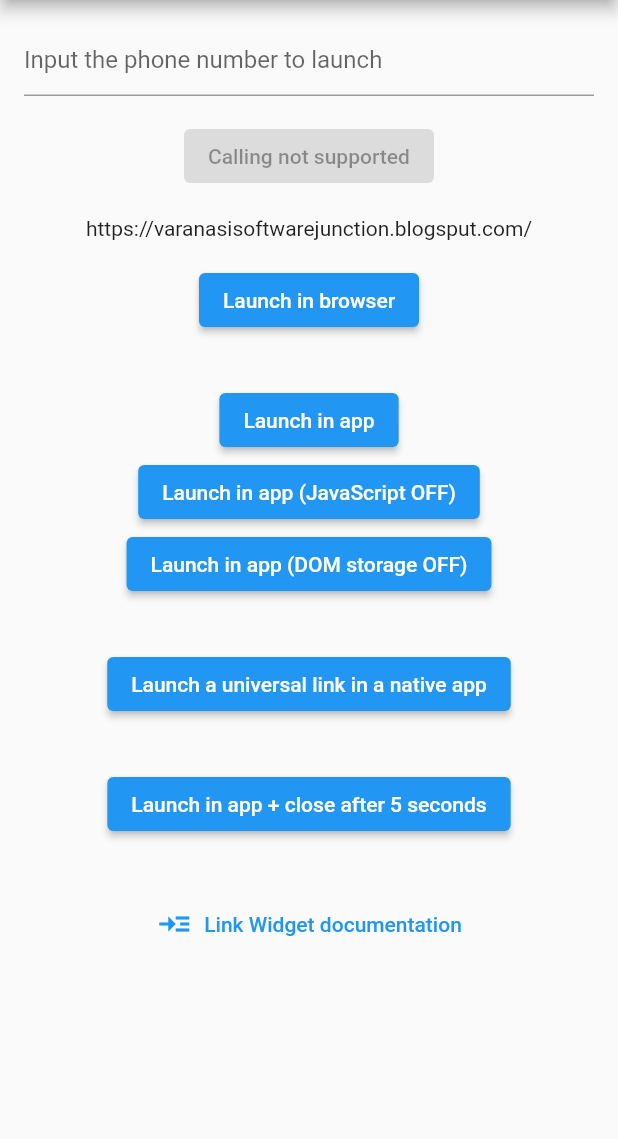
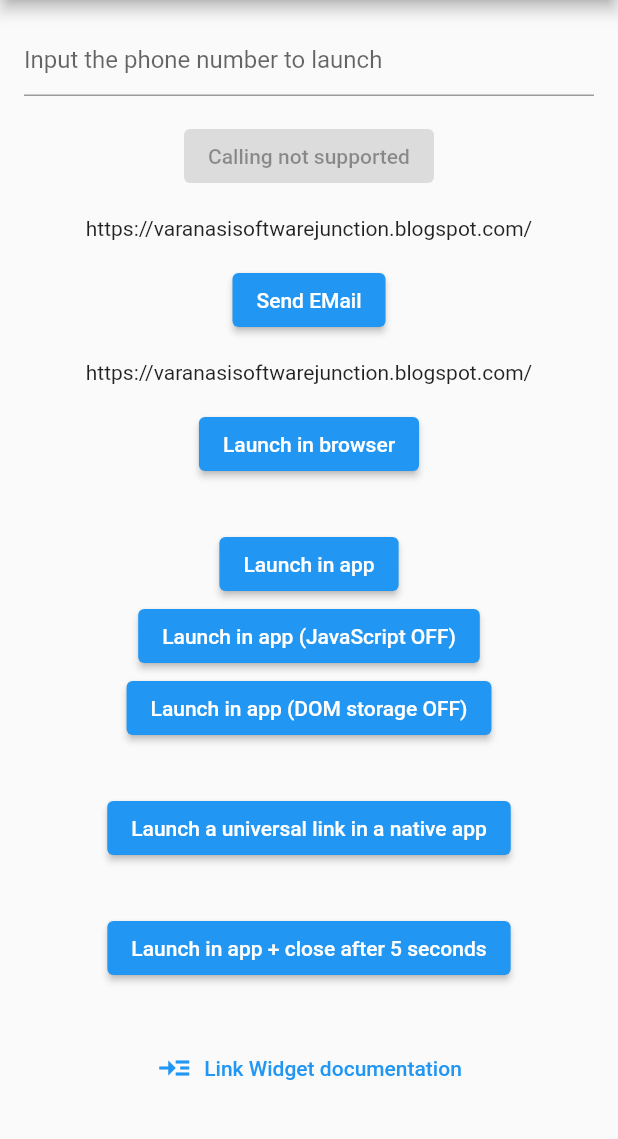
Before and after one commit to Varanasi-Software-Junction/VSJ-URL-Launcher, a Flutter app: the screen it shows after launch, on a phone screen of 412 x 824 dp, the part 84-1223 px from its top. Run offline on Flutter 3.47's test engine with Material 2 defaults, Android fonts, the light colour scheme and no system bars.

Commit message:
EMAIL working now

```diff
--- a/lib/main.dart
+++ b/lib/main.dart
@@ -120,12 +120,24 @@ class _MyHomePageState extends State<MyHomePage> {
     await launchUrl(launchUri);
   }
 
+  Future<void> _sendEMail(String email) async {
+    final Uri launchUri = Uri(
+      scheme: 'mailto',
+      path: 'varanasisoftwarejunction@gmail.com',
+      query: 'subject=Hi VSJ&body=Glad to meet you', //add subject and body here
+    );
+    await launchUrl(launchUri);
+  }
+
+
+
+
   @override
   Widget build(BuildContext context) {
     // onPressed calls using this URL are not gated on a 'canLaunch' check
     // because the assumption is that every device can launch a web URL.
     final Uri toLaunch =
-    Uri(scheme: 'https', host: 'varanasisoftwarejunction.blogsput.com', path: '/');
+    Uri(scheme: 'https', host: 'varanasisoftwarejunction.blogspot.com', path: '/');
     return Scaffold(
       appBar: AppBar(
         title: Text(widget.title),
@@ -146,7 +158,7 @@ class _MyHomePageState extends State<MyHomePage> {
                 onPressed: _hasCallSupport
                     ? () => setState(() {
                       if(_phone=="")
-                        _phone="93358743326";
+                        _phone="+919335874326";
                   _launched = _makePhoneCall(_phone);
                 })
                     : null,
@@ -154,6 +166,30 @@ class _MyHomePageState extends State<MyHomePage> {
                     ? const Text('Make phone call')
                     : const Text('Calling not supported'),
               ),
+
+
+
+
+
+              Padding(
+                padding: const EdgeInsets.all(16.0),
+                child: Text(toLaunch.toString()),
+              ),
+              ElevatedButton(
+                onPressed: () => setState(() {
+                  _launched = _sendEMail("EMail");
+                }),
+                child: const Text('Send EMail'),
+              ),
+
+
+
+
+
+
+
+
+
               Padding(
                 padding: const EdgeInsets.all(16.0),
                 child: Text(toLaunch.toString()),
```
Also changed, not shown: 1 other file.
